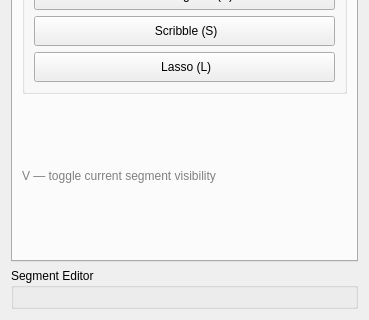
The window that slicer_plugin/SlicerNNInteractive/Resources/UI/SlicerNNInteractive.ui (coendevente/SlicerNNInteractive) describes before a commit, drawn with Qt 5; both pictures show x 0 to 369 and y 480 to 800 of the 369 by 800 pixel window.
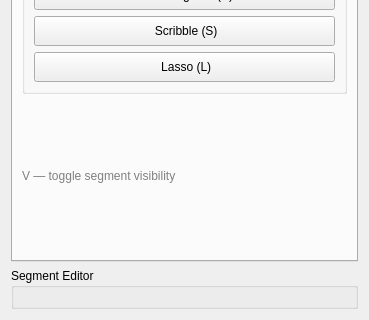
The same window after the commit. Custom widgets are drawn as their Qt base class.

Commit message: install: resume Full install after PyTorch-extension restart, auto-enable torch.compile

```diff
--- a/slicer_plugin/SlicerNNInteractive/Resources/UI/SlicerNNInteractive.ui
+++ b/slicer_plugin/SlicerNNInteractive/Resources/UI/SlicerNNInteractive.ui
@@ -256,7 +256,7 @@
             <string>Press V to show/hide the segment you are currently working on.</string>
            </property>
            <property name="text">
-            <string>V — toggle current segment visibility</string>
+            <string>V — toggle segment visibility</string>
            </property>
            <property name="styleSheet">
             <string notr="true">color: gray;</string>
```
Left out of the diff: 2 changed lines with no effect on the pictures. The commit also changes 2 other files.
